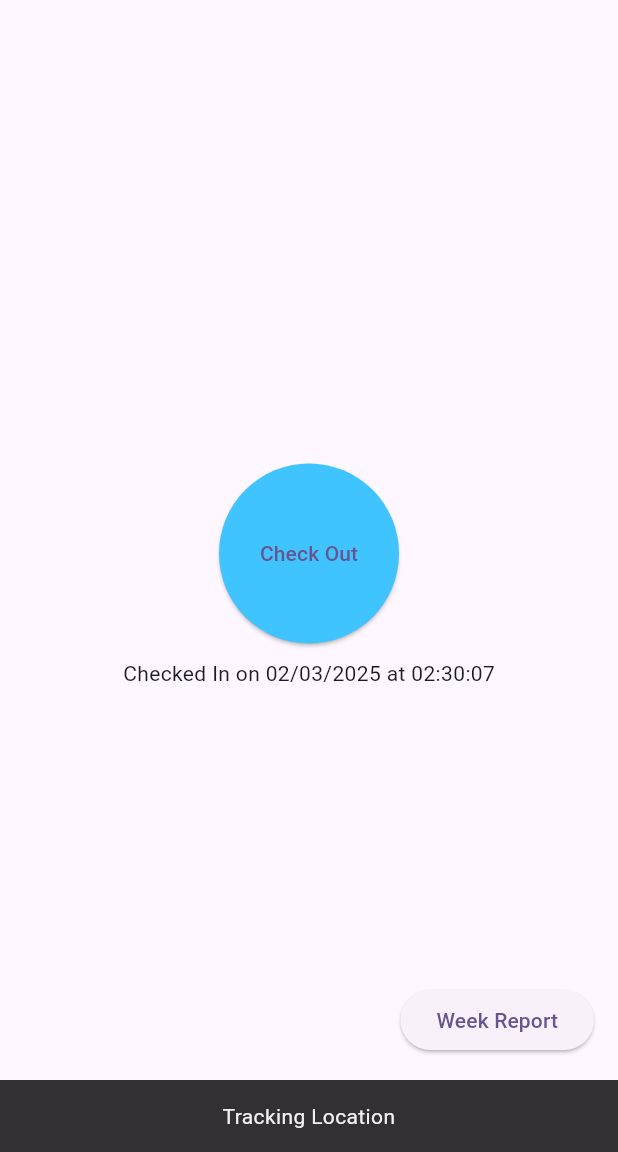
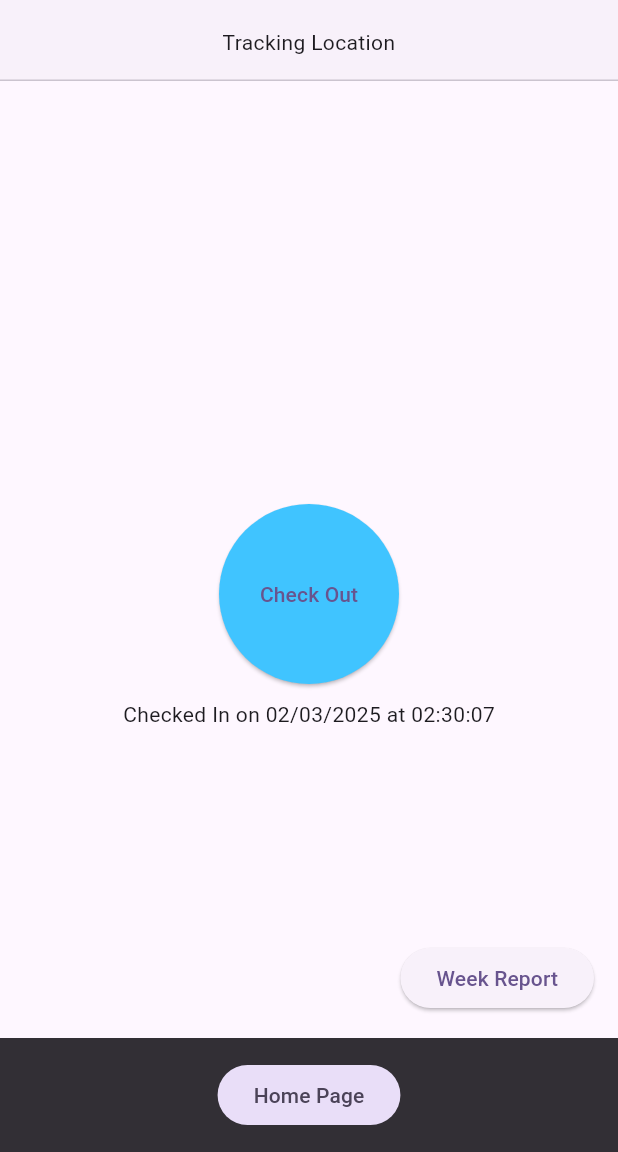
Before and after one commit to ngoantho/FieldFlow, a Flutter app: the screen it shows after launch, after a tap on "Check In", on a phone screen of 412 x 824 dp, the part 84-1236 px from its top. Run offline on Flutter 3.47's test engine with Material 3 defaults, Android fonts, the phone set to English and light mode, and no system bars.

Commit message:
final commit for today: nav menu using snack bar

```diff
--- a/lib/homepage.dart
+++ b/lib/homepage.dart
@@ -2,6 +2,7 @@ import 'package:field_flow/mixins/build_app_bar.dart';
 import 'package:field_flow/mixins/dialog_confirm.dart';
 import 'package:field_flow/mixins/navigate_mixin.dart';
 import 'package:field_flow/model/check_entry_model.dart';
+import 'package:field_flow/nav_menu.dart';
 import 'package:field_flow/time_tracker_provider.dart';
 import 'package:field_flow/week_list_history_page.dart';
 import 'package:flutter/material.dart';
@@ -9,9 +10,8 @@ import 'package:provider/provider.dart';
 
 class Homepage extends StatefulWidget {
   final Duration? checkInAgain;
-  final Duration? closeTrackingMsg;
 
-  const Homepage({this.checkInAgain, this.closeTrackingMsg, super.key});
+  const Homepage({this.checkInAgain, super.key});
 
   @override
   State<Homepage> createState() => _HomepageState();
@@ -21,7 +21,6 @@ class _HomepageState extends State<Homepage>
     with BuildAppBar, NavigateMixin, DialogConfirmMixin {
   bool checkedOut = false;
   late Duration checkInAgain;
-  late Duration closeTrackingMsg;
 
   @override
   void initState() {
@@ -32,7 +31,17 @@ class _HomepageState extends State<Homepage>
     Duration untilMidnight = midnight.difference(now);
     checkInAgain = widget.checkInAgain ?? untilMidnight;
 
-    closeTrackingMsg = widget.closeTrackingMsg ?? Duration(hours: 8);
+    _buildBottomNavMenu();
+  }
+
+  void _buildBottomNavMenu() {
+    WidgetsBinding.instance.addPostFrameCallback(
+      (_) {
+        ScaffoldMessenger.of(context).showSnackBar(SnackBar(
+            content: NavMenu(),
+            duration: Duration(days: 365)));
+      },
+    );
   }
 
   void _resetCheckOut() {
@@ -51,13 +60,14 @@ class _HomepageState extends State<Homepage>
 
     checkIn() {
       timeTracker.checkIn();
-      ScaffoldMessenger.of(context).showSnackBar(SnackBar(
-        content: Text(
-          'Tracking Location',
-          textAlign: TextAlign.center,
-        ),
-        duration: closeTrackingMsg,
-      ));
+      ScaffoldMessenger.of(context).showMaterialBanner(MaterialBanner(
+          content: Text(
+            'Tracking Location',
+            textAlign: TextAlign.center,
+          ),
+          actions: [
+            Container() // fix error
+          ]));
     }
 
     checkOut() async {
@@ -68,7 +78,7 @@ class _HomepageState extends State<Homepage>
         setState(() {
           checkedOut = true;
         });
-        ScaffoldMessenger.of(context).removeCurrentSnackBar();
+        ScaffoldMessenger.of(context).removeCurrentMaterialBanner();
         _resetCheckOut();
       }
     }
--- /dev/null
+++ b/lib/nav_menu.dart
@@ -0,0 +1,23 @@
+import 'package:flutter/material.dart';
+
+class NavMenu extends StatelessWidget {
+  const NavMenu({super.key});
+
+  @override
+  Widget build(BuildContext context) {
+    return Row(
+      mainAxisAlignment: MainAxisAlignment.spaceEvenly,
+      children: [
+        FilledButton.tonal(
+            onPressed: () {
+              Navigator.of(context).popUntil(
+                    (route) {
+                  return route.isFirst;
+                },
+              );
+            },
+            child: Text('Home Page')),
+      ],
+    );
+  }
+}
```
